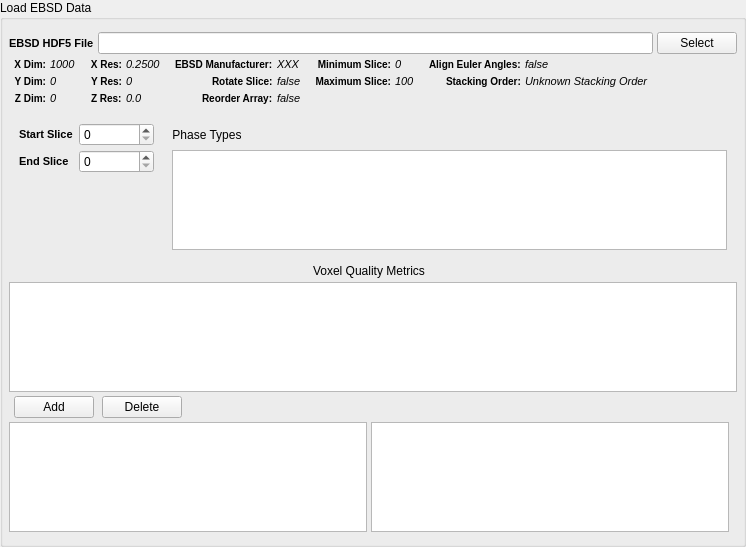
BlueQuartzSoftware/DREAM3D, file Source/FilterWidgets/IOFiltersWidgets/QReadH5EbsdWidget.ui: the form before one commit.
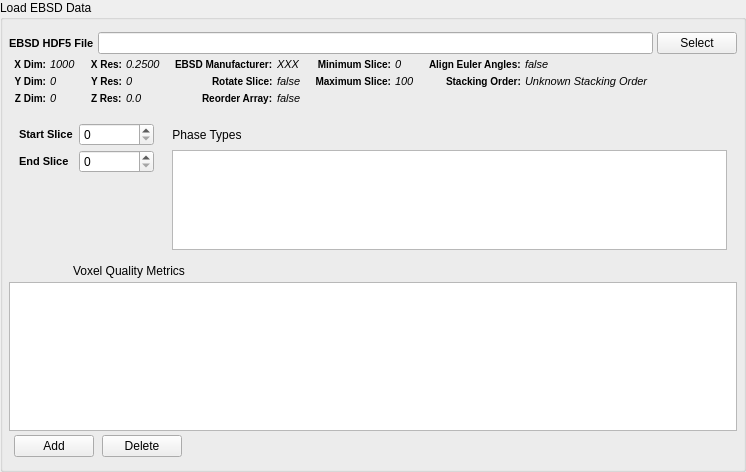
The form after the commit. Icons and pictures are not drawn. Custom widgets are drawn as their Qt base class.

Patch:
```diff
--- a/Source/FilterWidgets/IOFiltersWidgets/QReadH5EbsdWidget.ui
+++ b/Source/FilterWidgets/IOFiltersWidgets/QReadH5EbsdWidget.ui
@@ -7,7 +7,7 @@
     <x>0</x>
     <y>0</y>
     <width>746</width>
-    <height>547</height>
+    <height>472</height>
    </rect>
   </property>
   <property name="windowTitle">
@@ -35,19 +35,6 @@
    <property name="spacing">
     <number>4</number>
    </property>
-   <item row="7" column="0">
-    <layout class="QHBoxLayout" name="horizontalLayout_3">
-     <property name="bottomMargin">
-      <number>0</number>
-     </property>
-     <item>
-      <widget class="QListWidget" name="m_CreatedArrays"/>
-     </item>
-     <item>
-      <widget class="QListView" name="m_RequiredArrays"/>
-     </item>
-    </layout>
-   </item>
    <item row="5" column="0" colspan="3">
     <widget class="QTableView" name="m_QualityMetricTableView">
      <property name="sizePolicy">
```
